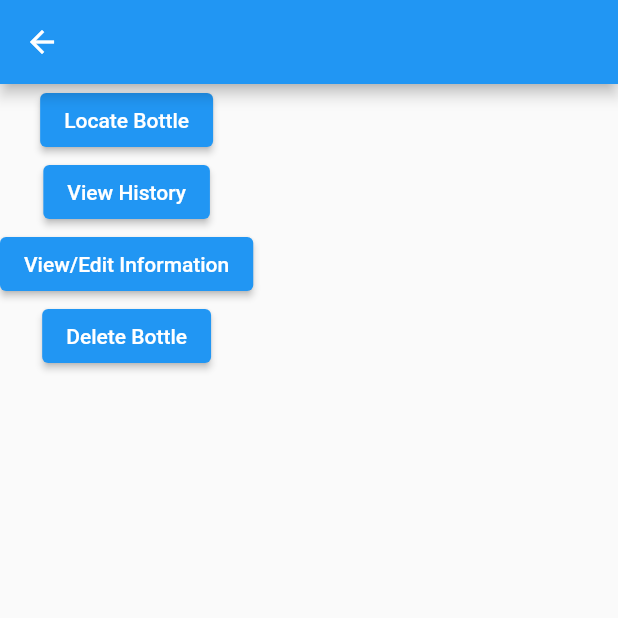
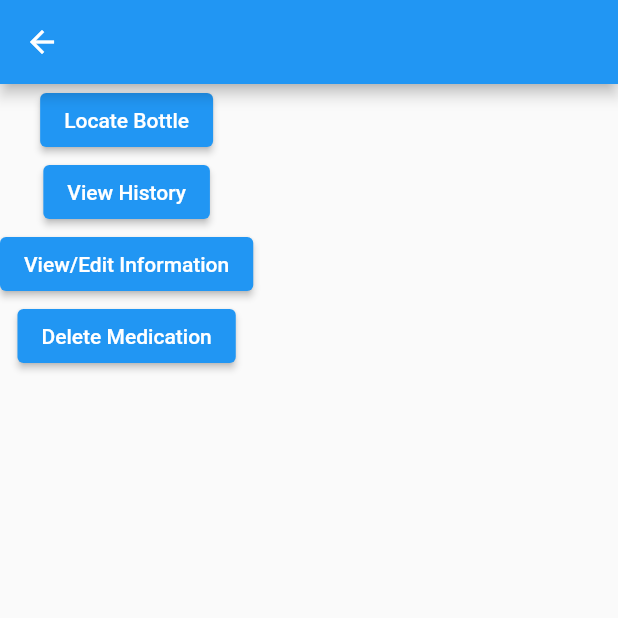
Before and after one commit to sunnyahu/EE475_app, a Flutter app: the MedicationData screen opened directly with empty values, on a phone screen of 412 x 824 dp, the top half of it. Run offline on Flutter 3.47's test engine with Material 2 defaults, Android fonts, the phone set to English and light mode, and no system bars; our stand-ins replace flutter_blue.

Commit message:
Added file comments

```diff
--- a/lib/header_text.dart
+++ b/lib/header_text.dart
@@ -1,3 +1,8 @@
+/// PillPal
+///
+/// This file stores a widget for Header Text that may be useful
+/// in other places.
+
 import 'package:flutter/material.dart';
 
 class HeaderText extends StatelessWidget {
--- a/lib/input.dart
+++ b/lib/input.dart
@@ -1,3 +1,9 @@
+/// PillPal
+///
+/// This file stores the Input widgets used on the "Add Medication"
+/// and "View/Edit Information" pages to update the Medication information
+/// through textfields and buttons.
+
 // Code from Flutter Docs:
 // https://api.flutter.dev/flutter/widgets/Form-class.html
 
--- a/lib/medication_data.dart
+++ b/lib/medication_data.dart
@@ -1,3 +1,12 @@
+/// PillPal
+///
+/// This file stores the "Medication Data" page
+/// which has the following components:
+/// - Locate Bottle Button
+/// - View History Button
+/// - View/Edit Information Button
+/// - Delete Medication Button
+
 import 'package:flutter/material.dart';
 import 'package:pill_pal/medication_locate.dart';
 
@@ -69,7 +78,7 @@ class MedicationDataState extends State<MedicationData> {
             },
           ),
           ElevatedButton(
-            child: const Text('Delete Bottle'),
+            child: const Text('Delete Medication'),
             onPressed: () {
               medications.remove(medication);
               Navigator.pop(context);
--- a/lib/medication_history.dart
+++ b/lib/medication_history.dart
@@ -1,3 +1,8 @@
+/// PillPal
+///
+/// This file stores the "View History" for a given medication,
+/// showing when the medication was taken.
+
 import 'package:flutter/material.dart';
 
 import './medication.dart';
--- a/lib/medication_locate.dart
+++ b/lib/medication_locate.dart
@@ -1,3 +1,8 @@
+/// PillPal
+///
+/// This file stores "Locate Medication" page which
+/// stores the bluetooth scan results.
+
 import 'package:flutter/material.dart';
 import 'package:flutter_blue/flutter_blue.dart';
 
```
Also changed, not shown: lib/edit_medication.dart (+6 -3 lines), lib/main.dart (+8 -2 lines), lib/medication.dart (+7 -0 lines).
